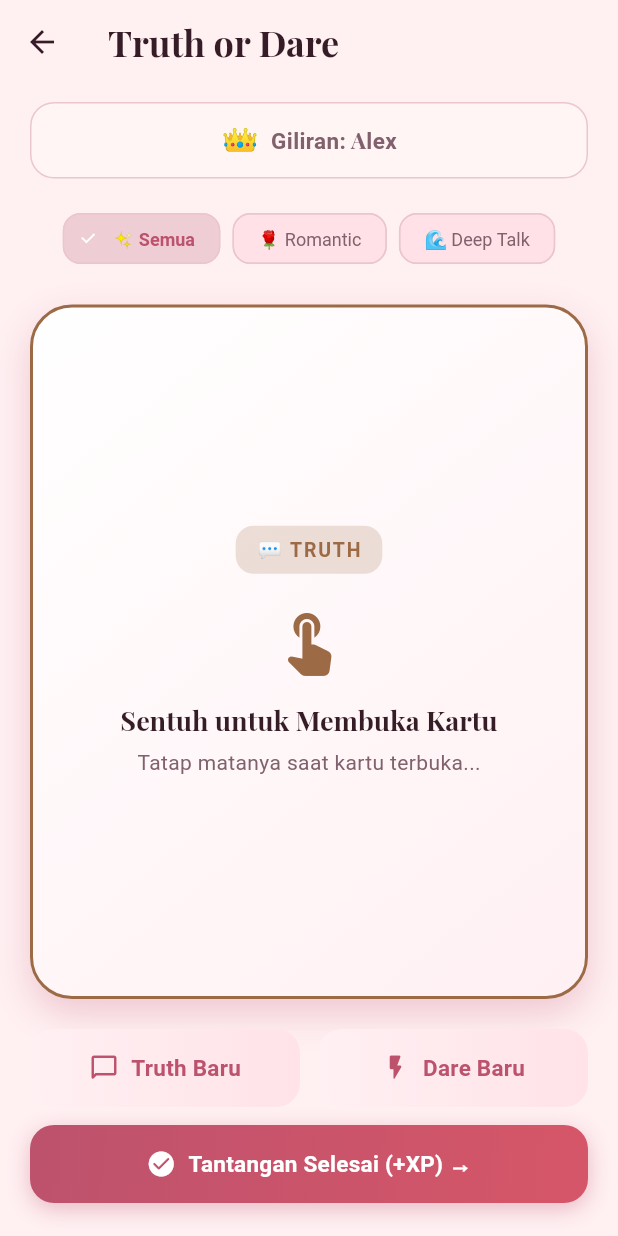
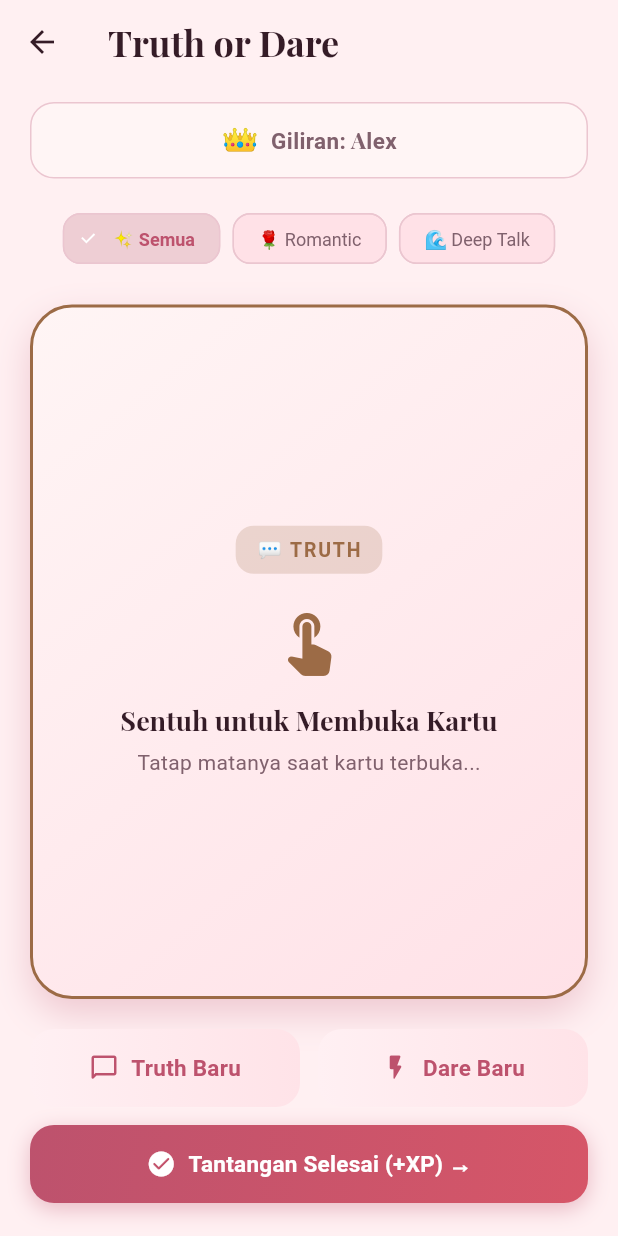
Before and after one commit to itsnotdeon/ignitecougames, a Flutter app: the TruthOrDareScreen screen opened directly, on a phone screen of 412 x 824 dp. Run offline on Flutter 3.47's test engine with Material 3 defaults, Android fonts, the phone set to English and light mode, and no system bars; our stand-ins replace google_fonts, shared_preferences; accounts and stored records are empty.

Commit message:
Refine Truth or Dare card surfaces for both romantic themes

```diff
--- a/lib/screens/play/truth_or_dare_screen.dart
+++ b/lib/screens/play/truth_or_dare_screen.dart
@@ -151,7 +151,7 @@ class _TruthOrDareScreenState extends State<TruthOrDareScreen> {
                                 end: Alignment.bottomRight,
                               )
                             : const LinearGradient(
-                                colors: [Color(0xFFFFFFFF), Color(0xFFFFF0F3)],
+                                colors: [AppColors.normalCard, AppColors.normalHighlight],
                                 begin: Alignment.topLeft,
                                 end: Alignment.bottomRight,
                               ),
@@ -222,7 +222,7 @@ class _TruthOrDareScreenState extends State<TruthOrDareScreen> {
                             const Icon(
                               Icons.touch_app_rounded,
                               size: 48,
-                              color: AppColors.normalSecondary,
+                              color: isAfterDark ? AppColors.darkAccent : AppColors.normalSecondary,
                             ),
                             const SizedBox(height: 14),
                             Text(
```
